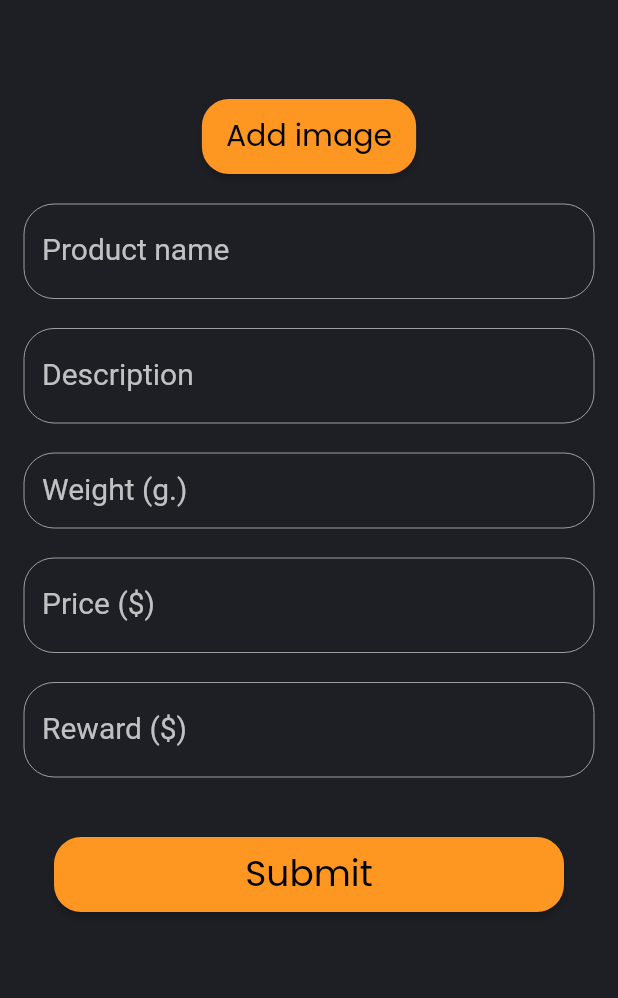
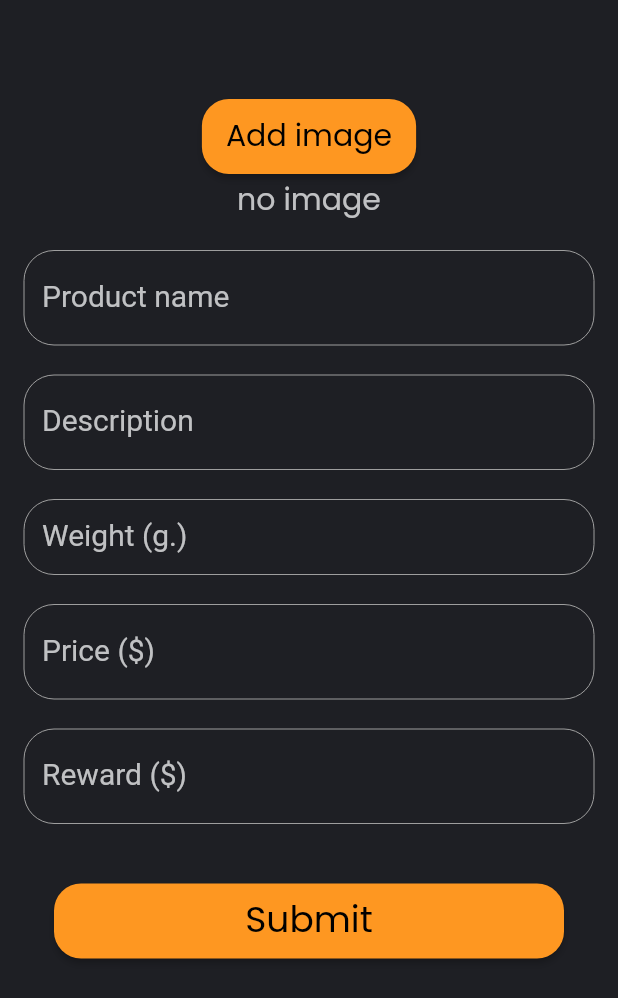
Before and after one commit to profectus200/inno-cart, a Flutter app: the MyAddPost screen opened by its route, after a tap on "Add image", on a phone screen of 412 x 824 dp. Shown: the top 998 px of the screen. Run offline on Flutter 3.47's test engine with Material 2 defaults, Android fonts, the phone set to English and light mode, and no system bars; our stand-ins replace bottom_navy_bar, equatable, flutter_screenutil, flutter_secure_storage, image_picker; accounts and stored records are empty; network calls fail.

Commit message:
add image upload option

```diff
--- a/lib/presentation/app_pages/dashboard_page.dart
+++ b/lib/presentation/app_pages/dashboard_page.dart
@@ -65,6 +65,7 @@ class _MyDashboard extends State<MyDashboard> {
                         orderList.data![index].price.toString(),
                         orderList.data![index].reward.toString(),
                         orderList.data![index].status,
+                        orderList.data![index].picture,
                         orderList.data![index].customerProfile,
                         'dashboard'),
                   ));
--- a/lib/presentation/app_pages/deliveries.dart
+++ b/lib/presentation/app_pages/deliveries.dart
@@ -1,7 +1,6 @@
 import 'package:flutter/material.dart';
 import 'package:innocart_front/internal/dependencies/delivery_repo_module.dart';
 import 'package:innocart_front/presentation/app_pages/item_card.dart';
-import 'package:innocart_front/presentation/style/app_colors.dart';
 import '../../../domain/model/order.dart';
 
 class Deliveries extends StatefulWidget {
@@ -34,6 +33,7 @@ class _Deliveries extends State<Deliveries> {
                         orderList.data![index].price.toString(),
                         orderList.data![index].reward.toString(),
                         orderList.data![index].status,
+                        orderList.data![index].picture,
                         orderList.data![index].customerProfile,
                         ''),
                   ));
--- a/lib/presentation/app_pages/my_orders/active_orders.dart
+++ b/lib/presentation/app_pages/my_orders/active_orders.dart
@@ -34,6 +34,7 @@ class _ActiveOrders extends State<ActiveOrders> {
                     orderList.data![index].price.toString(),
                     orderList.data![index].reward.toString(),
                     orderList.data![index].status,
+                    orderList.data![index].picture,
                     orderList.data![index].customerProfile,
                     'activeOrders'),
               ));
--- a/lib/presentation/app_pages/my_orders/add_post_page.dart
+++ b/lib/presentation/app_pages/my_orders/add_post_page.dart
@@ -3,6 +3,10 @@ import 'package:innocart_front/domain/model/order.dart';
 import 'package:innocart_front/internal/dependencies/order_repo_module.dart';
 import 'package:innocart_front/presentation/style/app_colors.dart';
 import 'package:innocart_front/presentation/style/primary_text.dart';
+import 'dart:convert';
+import 'dart:io';
+import 'dart:typed_data';
+import 'package:image_picker/image_picker.dart';
 
 class MyAddPost extends StatefulWidget {
   const MyAddPost({Key? key}) : super(key: key);
@@ -19,6 +23,10 @@ class _MyAddPost extends State<MyAddPost> {
   String description = "";
   double price = 0.0;
   double reward = 0.0;
+
+  String imagepath = "";
+  String imageStatus = 'no image';
+  final ImagePicker imgpicker = ImagePicker();
 
   @override
   Widget build(BuildContext context) {
@@ -46,13 +54,20 @@ class _MyAddPost extends State<MyAddPost> {
                                 RoundedRectangleBorder>(RoundedRectangleBorder(
                               borderRadius: BorderRadius.circular(18.0),
                             ))),
-                        onPressed: () {},
+                        onPressed: () {
+                          openImage();
+                        },
                         child: const PrimaryText(
                           text: "Add image",
                           color: AppColors.black,
                           size: 20,
                         ),
-                      )),
+                      )
+                  ),
+                  const SizedBox(
+                    height: 5,
+                  ),
+                  PrimaryText(text: imageStatus),
                   const SizedBox(
                     height: 20,
                   ),
@@ -256,6 +271,26 @@ class _MyAddPost extends State<MyAddPost> {
       ),
     );
   }
+  openImage() async {
+    try {
+      var pickedFile = await imgpicker.pickImage(source: ImageSource.gallery);
+      //you can use ImageCourse.camera for Camera capture
+      if(pickedFile != null){
+        imageStatus = 'image uploaded';
+
+        imagepath = pickedFile.path;
+        print(imagepath);
+        //output /data/user/0/com.example.testapp/cache/image_picker7973898508152261600.jpg
+
+        File imagefile = File(imagepath); //convert Path to File
+        Uint8List imagebytes = await imagefile.readAsBytes(); //convert to bytes
+        String base64string = base64.encode(imagebytes); //convert bytes to base64 string
+        print(base64string);
+      }
+    }catch (e) {
+      imageStatus = "error";
+    }
+  }
 
   void _submit() {
     showDialog<void>(
@@ -333,7 +368,7 @@ class _MyAddPost extends State<MyAddPost> {
                         reward: reward,
                         status: 'CREATED',
                         delivererID: -1,
-                        picture: '',
+                        picture: imagepath,
                         delivererProfile: -1,
                         customerProfile: -1);
                     OrderRepoModule.orderRepository().addOrder(newOrder);
--- a/pubspec.yaml
+++ b/pubspec.yaml
@@ -41,6 +41,7 @@ dependencies:
 #  animated_theme_switcher: ^2.0.5
   flutter_screenutil: ^5.5.3
   equatable: ^2.0.3
+  image_picker: ^0.8.5+3
 #  theme_provider: ^0.5.0
 
 dev_dependencies:
```
Also changed, not shown: lib/presentation/app_pages/item_card.dart (+11 -5 lines), lib/presentation/app_pages/post_details_page.dart (+17 -8 lines), pubspec.lock.
